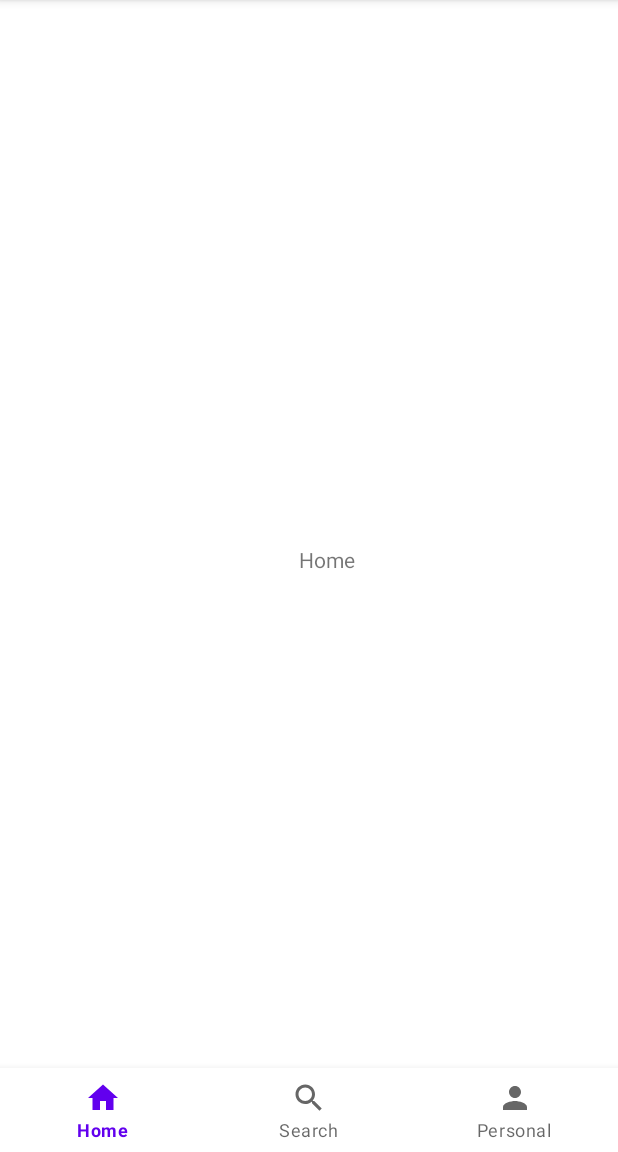
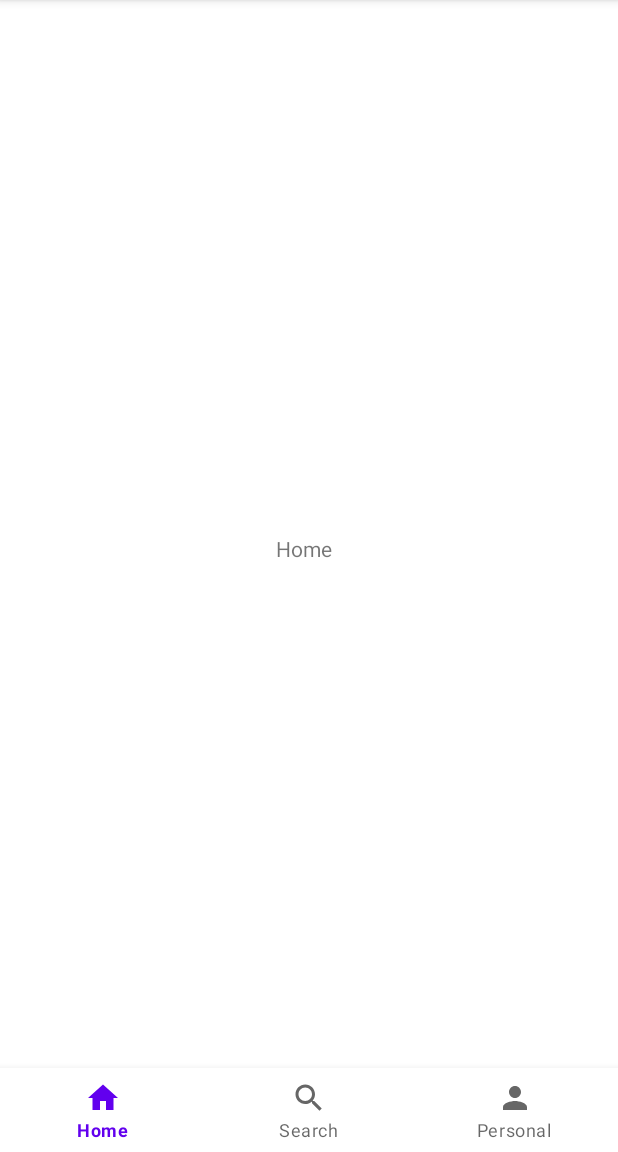
Before and after one commit to IowaSanae/app-nghe-nhac, an Android app: the screen it shows after launch (MainActivity), on a phone screen of 412 x 824 dp, the part 84-1236 px from its top. Run offline under Robolectric (Android 15) with nearby library versions, the light colour scheme and no system bars.

Commit message:
Update
fix lại 1 số file

```diff
--- a/HomeScreen/app/build.gradle
+++ b/HomeScreen/app/build.gradle
@@ -30,7 +30,6 @@ android {
 dependencies {
 
     implementation 'androidx.appcompat:appcompat:1.4.0'
-//    implementation 'androidx.appcompat:design:1.4.0'
     implementation 'com.google.android.material:material:1.4.0'
     implementation 'androidx.constraintlayout:constraintlayout:2.1.2'
     testImplementation 'junit:junit:4.+'
@@ -47,8 +46,7 @@ dependencies {
         implementation 'com.eftimoff:android-viewpager-transformers:1.0.1@aar'
     }
 
-//    implementation 'com.android.support:cardview-v7:26.1.0'
-//    implementation 'com.android.support:recyclerview-v7:26.1.0'
-    //implementation 'com.android.support:design:27.0.2'
+    implementation "androidx.cardview:cardview:1.0.0"
+    implementation 'androidx.recyclerview:recyclerview:1.1.0'
     implementation 'de.hdodenhof:circleimageview:2.2.0'
 }
--- a/HomeScreen/app/src/main/res/layout/fragment_home.xml
+++ b/HomeScreen/app/src/main/res/layout/fragment_home.xml
@@ -9,8 +9,8 @@
         android:id="@+id/textView2"
         android:layout_width="wrap_content"
         android:layout_height="wrap_content"
-        android:layout_marginStart="199dp"
-        android:layout_marginTop="363dp"
+        android:layout_marginStart="184dp"
+        android:layout_marginTop="356dp"
         android:text="Home"
         app:layout_constraintStart_toStartOf="parent"
         app:layout_constraintTop_toTopOf="parent" />
--- a/HomeScreen/app/src/main/res/layout/fragment_personal.xml
+++ b/HomeScreen/app/src/main/res/layout/fragment_personal.xml
@@ -9,8 +9,8 @@
         android:id="@+id/textView"
         android:layout_width="wrap_content"
         android:layout_height="wrap_content"
-        android:layout_marginStart="177dp"
-        android:layout_marginTop="353dp"
+        android:layout_marginStart="176dp"
+        android:layout_marginTop="356dp"
         android:text="Personal"
         app:layout_constraintStart_toStartOf="parent"
         app:layout_constraintTop_toTopOf="parent" />
--- a/HomeScreen/app/src/main/res/layout/fragment_search.xml
+++ b/HomeScreen/app/src/main/res/layout/fragment_search.xml
@@ -9,7 +9,7 @@
         android:id="@+id/textView3"
         android:layout_width="wrap_content"
         android:layout_height="wrap_content"
-        android:layout_marginStart="178dp"
+        android:layout_marginStart="184dp"
         android:layout_marginTop="356dp"
         android:text="Search"
         app:layout_constraintStart_toStartOf="parent"
```
Also changed, not shown: 1 other file.
